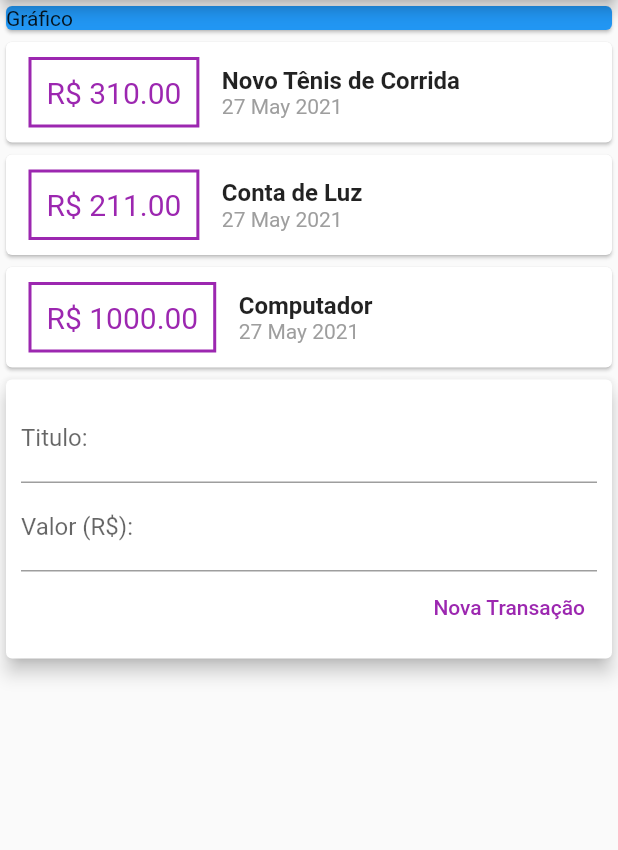
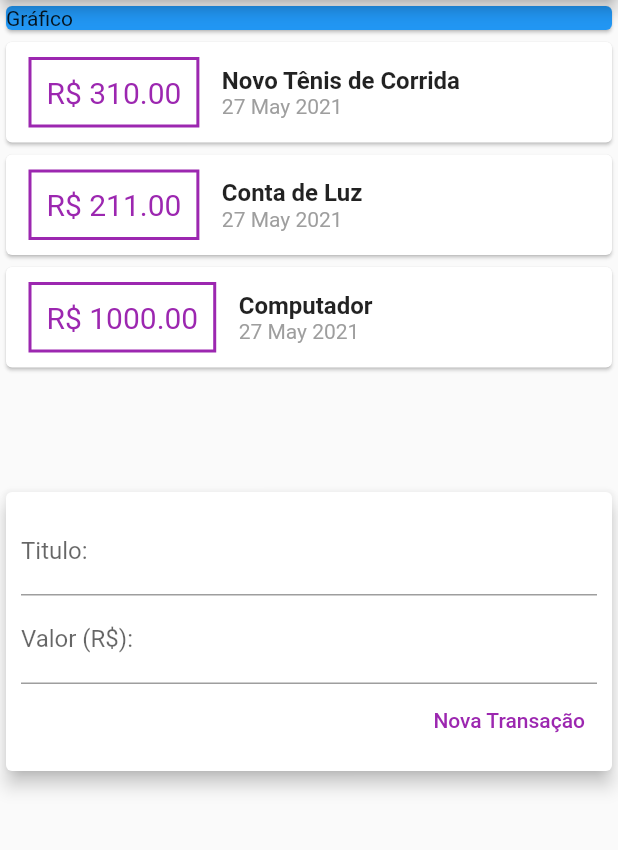
Before and after one commit to FrancimarioAraujo/despesasPessoais, a Flutter app: the screen it shows after launch, on a phone screen of 412 x 824 dp, the part 84-934 px from its top. Run offline on Flutter 3.47's test engine with Material 2 defaults, Android fonts, the light colour scheme and no system bars.

Commit message:
Some adjustments

```diff
--- a/lib/components/transaction_form.dart
+++ b/lib/components/transaction_form.dart
@@ -3,6 +3,11 @@ import 'package:flutter/material.dart';
 class TransactionForm extends StatelessWidget {
   final titleController = TextEditingController();
   final valueController = TextEditingController();
+
+  final void Function(String, double) addTransaction;
+
+  TransactionForm(this.addTransaction);
+
   @override
   Widget build(BuildContext context) {
     return Card(
@@ -28,8 +33,8 @@ class TransactionForm extends StatelessWidget {
               children: [
                 TextButton(
                   onPressed: () {
-                    print(titleController.text);
-                    print(valueController.text);
+                    addTransaction(titleController.text,
+                        double.tryParse(valueController.text) ?? 0.0);
                   },
                   child: Text(
                     "Nova Transação",
--- a/lib/components/transaction_list.dart
+++ b/lib/components/transaction_list.dart
@@ -8,7 +8,10 @@ class TransactionList extends StatelessWidget {
   TransactionList({this.transactions});
   @override
   Widget build(BuildContext context) {
-    return Column(
+    return Container(
+      height: 300,
+      child: SingleChildScrollView(
+        child: Column(
           children: transactions.map((transaction) {
             return Card(
               child: Row(children: [
@@ -53,6 +56,8 @@ class TransactionList extends StatelessWidget {
               ]),
             );
           }).toList(),
+        ),
+      ),
     );
   }
 }
--- a/lib/main.dart
+++ b/lib/main.dart
@@ -19,7 +19,8 @@ class MyHomePage extends StatelessWidget {
       appBar: AppBar(
         title: Text("Despesas Pessoais"),
       ),
-      body: Column(
+      body: SingleChildScrollView(
+        child: Column(
           children: [
             Container(
               width: double.infinity,
@@ -31,6 +32,7 @@ class MyHomePage extends StatelessWidget {
             TransactionUser(),
           ],
         ),
+      ),
     );
   }
 }
```
Also changed, not shown: lib/components/transaction_user.dart (+16 -1 lines). Lines whose indentation alone changed are shown as unchanged.
